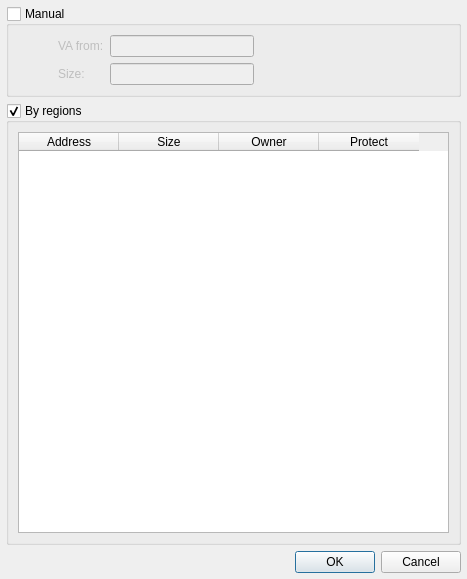
Before: the Qt Designer form labeless_ida/ui/choosememorydialog.ui in a1ext/labeless, drawn with Qt 5.
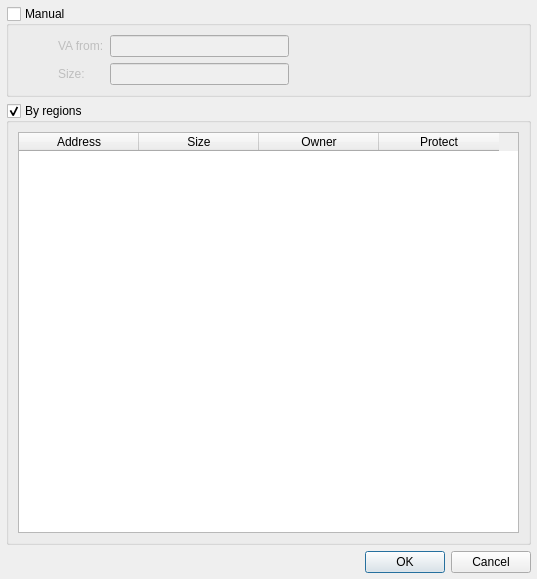
After: the same form once the commit is applied.

What changed in the file:
```diff
--- a/labeless_ida/ui/choosememorydialog.ui
+++ b/labeless_ida/ui/choosememorydialog.ui
@@ -6,7 +6,7 @@
    <rect>
     <x>0</x>
     <y>0</y>
-    <width>467</width>
+    <width>537</width>
     <height>579</height>
    </rect>
   </property>
@@ -114,6 +114,12 @@
         <property name="cornerButtonEnabled">
          <bool>true</bool>
         </property>
+        <attribute name="horizontalHeaderDefaultSectionSize">
+         <number>120</number>
+        </attribute>
+        <attribute name="horizontalHeaderMinimumSectionSize">
+         <number>30</number>
+        </attribute>
         <attribute name="verticalHeaderVisible">
          <bool>false</bool>
         </attribute>
```
